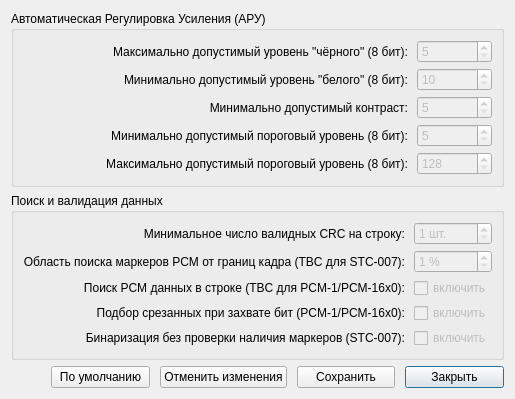
Qt form fine_bin_set.ui (Fagear/SDVPCMdecoder) before a commit.
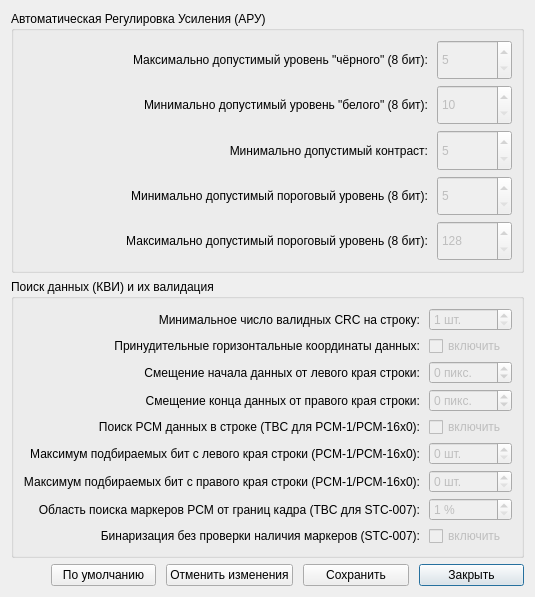
The same form after that commit.

The edit to the form file:
```diff
--- a/fine_bin_set.ui
+++ b/fine_bin_set.ui
@@ -7,7 +7,7 @@
     <x>0</x>
     <y>0</y>
     <width>500</width>
-    <height>374</height>
+    <height>597</height>
    </rect>
   </property>
   <property name="windowTitle">
@@ -312,7 +312,7 @@
       </sizepolicy>
      </property>
      <property name="title">
-      <string>Поиск и валидация данных</string>
+      <string>Поиск данных (КВИ) и их валидация</string>
      </property>
      <layout class="QGridLayout" name="gridLayout_3">
       <property name="horizontalSpacing">
@@ -321,30 +321,8 @@
       <property name="verticalSpacing">
        <number>5</number>
       </property>
-      <item row="0" column="0">
-       <widget class="QLabel" name="lblMinValidCRC">
-        <property name="sizePolicy">
-         <sizepolicy hsizetype="MinimumExpanding" vsizetype="Minimum">
-          <horstretch>0</horstretch>
-          <verstretch>0</verstretch>
-         </sizepolicy>
-        </property>
-        <property name="toolTip">
-         <string>Минимальное число соседних валидных CRC при полном переборе пороговых уровней для признания строки валидной</string>
-        </property>
-        <property name="whatsThis">
-         <string>Минимальное число соседних валидных CRC при полном переборе пороговых уровней для признания строки валидной</string>
-        </property>
-        <property name="text">
-         <string>Минимальное число валидных CRC на строку:</string>
-        </property>
-        <property name="alignment">
-         <set>Qt::AlignRight|Qt::AlignTrailing|Qt::AlignVCenter</set>
-        </property>
-       </widget>
-      </item>
-      <item row="0" column="1">
-       <widget class="QSpinBox" name="spbMinValidCRC">
+      <item row="5" column="1">
+       <widget class="QSpinBox" name="spbPickLeft">
         <property name="enabled">
          <bool>false</bool>
         </property>
@@ -361,111 +339,20 @@
          </size>
         </property>
         <property name="toolTip">
-         <string>Минимальное число соседних валидных CRC при полном переборе пороговых уровней для признания строки валидной</string>
+         <string>Максимально разрешённое количество бит данных, которое будет подобрано перебором с левого края строки при обнаружении обрезания полезных данных краем кадра</string>
         </property>
         <property name="whatsThis">
-         <string>Минимальное число соседних валидных CRC при полном переборе пороговых уровней для признания строки валидной</string>
+         <string>Максимально разрешённое количество бит данных, которое будет подобрано перебором с левого края строки при обнаружении обрезания полезных данных краем кадра</string>
         </property>
         <property name="suffix">
          <string> шт.</string>
         </property>
-        <property name="minimum">
-         <number>1</number>
-        </property>
         <property name="maximum">
-         <number>50</number>
+         <number>7</number>
         </property>
        </widget>
       </item>
-      <item row="3" column="0">
-       <widget class="QLabel" name="lblBitPicker">
-        <property name="sizePolicy">
-         <sizepolicy hsizetype="MinimumExpanding" vsizetype="Minimum">
-          <horstretch>0</horstretch>
-          <verstretch>0</verstretch>
-         </sizepolicy>
-        </property>
-        <property name="toolTip">
-         <string>Включить попытки подбора отрезанных слева или справа бит до схождения CRC</string>
-        </property>
-        <property name="whatsThis">
-         <string>&lt;html&gt;&lt;head/&gt;&lt;body&gt;&lt;p&gt;Во время захвата видео края кадра (слева или справа) могут быть обрезаны. Данная настройка позволяет включить попытки подбора отрезанных бит до схождения CRC.&lt;/p&gt;&lt;p&gt;Позволяет компенсировать срезанные во время захвата видео края кадра, но может привести к ложно-позитивным CRC, &amp;quot;сломанным&amp;quot; блокам и щелчкам.&lt;/p&gt;&lt;/body&gt;&lt;/html&gt;</string>
-        </property>
-        <property name="text">
-         <string>Подбор срезанных при захвате бит (PCM-1/PCM-16x0):</string>
-        </property>
-        <property name="alignment">
-         <set>Qt::AlignRight|Qt::AlignTrailing|Qt::AlignVCenter</set>
-        </property>
-       </widget>
-      </item>
-      <item row="2" column="1">
-       <widget class="QCheckBox" name="cbxCoordSearch">
-        <property name="enabled">
-         <bool>false</bool>
-        </property>
-        <property name="sizePolicy">
-         <sizepolicy hsizetype="Minimum" vsizetype="MinimumExpanding">
-          <horstretch>0</horstretch>
-          <verstretch>0</verstretch>
-         </sizepolicy>
-        </property>
-        <property name="toolTip">
-         <string>Включение автоматического определения начала и конца PCM данных, может привести к ошибкам и щелчкам из-за коллизий CRC</string>
-        </property>
-        <property name="whatsThis">
-         <string>&lt;html&gt;&lt;head/&gt;&lt;body&gt;&lt;p&gt;В форматах PCM-1 и PCM-16x0 нет маркеров для обнаружения положения PCM данных по горизонтали кадра, поэтому поиск данных может быть осуществлён только перебором смещений от краёв кадра.&lt;/p&gt;&lt;p&gt;Включение этой настройки позволяет автоматически определить начало и конец PCM данных, но может привести к ошибкам и щелчкам из-за коллизий CRC.&lt;/p&gt;&lt;/body&gt;&lt;/html&gt;</string>
-        </property>
-        <property name="text">
-         <string>включить</string>
-        </property>
-       </widget>
-      </item>
-      <item row="3" column="1">
-       <widget class="QCheckBox" name="cbxBitPicker">
-        <property name="enabled">
-         <bool>false</bool>
-        </property>
-        <property name="sizePolicy">
-         <sizepolicy hsizetype="Minimum" vsizetype="MinimumExpanding">
-          <horstretch>0</horstretch>
-          <verstretch>0</verstretch>
-         </sizepolicy>
-        </property>
-        <property name="toolTip">
-         <string>Включить попытки подбора отрезанных слева или справа бит до схождения CRC</string>
-        </property>
-        <property name="whatsThis">
-         <string>&lt;html&gt;&lt;head/&gt;&lt;body&gt;&lt;p&gt;Во время захвата видео края кадра (слева или справа) могут быть обрезаны. Данная настройка позволяет включить попытки подбора отрезанных бит до схождения CRC.&lt;/p&gt;&lt;p&gt;Позволяет компенсировать срезанные во время захвата видео края кадра, но может привести к ложно-позитивным CRC, &amp;quot;сломанным&amp;quot; блокам и щелчкам.&lt;/p&gt;&lt;/body&gt;&lt;/html&gt;</string>
-        </property>
-        <property name="text">
-         <string>включить</string>
-        </property>
-       </widget>
-      </item>
-      <item row="2" column="0">
-       <widget class="QLabel" name="lblCoordSearch">
-        <property name="sizePolicy">
-         <sizepolicy hsizetype="MinimumExpanding" vsizetype="Minimum">
-          <horstretch>0</horstretch>
-          <verstretch>0</verstretch>
-         </sizepolicy>
-        </property>
-        <property name="toolTip">
-         <string>Включение автоматического определения начала и конца PCM данных, может привести к ошибкам и щелчкам из-за коллизий CRC</string>
-        </property>
-        <property name="whatsThis">
-         <string>&lt;html&gt;&lt;head/&gt;&lt;body&gt;&lt;p&gt;В форматах PCM-1 и PCM-16x0 нет маркеров для обнаружения положения PCM данных по горизонтали кадра, поэтому поиск данных может быть осуществлён только перебором смещений от краёв кадра.&lt;/p&gt;&lt;p&gt;Включение этой настройки позволяет автоматически определить начало и конец PCM данных, но может привести к ошибкам и щелчкам из-за коллизий CRC.&lt;/p&gt;&lt;/body&gt;&lt;/html&gt;</string>
-        </property>
-        <property name="text">
-         <string>Поиск PCM данных в строке (TBC для PCM-1/PCM-16x0):</string>
-        </property>
-        <property name="alignment">
-         <set>Qt::AlignRight|Qt::AlignTrailing|Qt::AlignVCenter</set>
-        </property>
-       </widget>
-      </item>
-      <item row="1" column="1">
+      <item row="7" column="1">
        <widget class="QSpinBox" name="spbSearchWidth">
         <property name="enabled">
          <bool>false</bool>
@@ -499,7 +386,7 @@
         </property>
        </widget>
       </item>
-      <item row="1" column="0">
+      <item row="7" column="0">
        <widget class="QLabel" name="lblSearchWidth">
         <property name="sizePolicy">
          <sizepolicy hsizetype="MinimumExpanding" vsizetype="Minimum">
@@ -521,7 +408,260 @@
         </property>
        </widget>
       </item>
+      <item row="5" column="0">
+       <widget class="QLabel" name="lblPickLeft">
+        <property name="sizePolicy">
+         <sizepolicy hsizetype="MinimumExpanding" vsizetype="Minimum">
+          <horstretch>0</horstretch>
+          <verstretch>0</verstretch>
+         </sizepolicy>
+        </property>
+        <property name="toolTip">
+         <string>Максимально разрешённое количество бит данных, которое будет подобрано перебором с левого края строки при обнаружении обрезания полезных данных краем кадра</string>
+        </property>
+        <property name="whatsThis">
+         <string>Максимально разрешённое количество бит данных, которое будет подобрано перебором с левого края строки при обнаружении обрезания полезных данных краем кадра</string>
+        </property>
+        <property name="text">
+         <string>Максимум подбираемых бит с левого края строки (PCM-1/PCM-16x0):</string>
+        </property>
+        <property name="alignment">
+         <set>Qt::AlignRight|Qt::AlignTrailing|Qt::AlignVCenter</set>
+        </property>
+       </widget>
+      </item>
+      <item row="6" column="1">
+       <widget class="QSpinBox" name="spbPickRight">
+        <property name="enabled">
+         <bool>false</bool>
+        </property>
+        <property name="sizePolicy">
+         <sizepolicy hsizetype="Minimum" vsizetype="MinimumExpanding">
+          <horstretch>0</horstretch>
+          <verstretch>0</verstretch>
+         </sizepolicy>
+        </property>
+        <property name="minimumSize">
+         <size>
+          <width>75</width>
+          <height>0</height>
+         </size>
+        </property>
+        <property name="toolTip">
+         <string>Максимально разрешённое количество бит данных, которое будет подобрано перебором с правого края строки при обнаружении обрезания полезных данных краем кадра</string>
+        </property>
+        <property name="whatsThis">
+         <string>Максимально разрешённое количество бит данных, которое будет подобрано перебором с правого края строки при обнаружении обрезания полезных данных краем кадра</string>
+        </property>
+        <property name="suffix">
+         <string> шт.</string>
+        </property>
+        <property name="maximum">
+         <number>5</number>
+        </property>
+       </widget>
+      </item>
+      <item row="1" column="1">
+       <widget class="QCheckBox" name="cbxForceCoords">
+        <property name="enabled">
+         <bool>false</bool>
+        </property>
+        <property name="sizePolicy">
+         <sizepolicy hsizetype="Minimum" vsizetype="MinimumExpanding">
+          <horstretch>0</horstretch>
+          <verstretch>0</verstretch>
+         </sizepolicy>
+        </property>
+        <property name="toolTip">
+         <string>Запрет автоматического поиска данных по горизонтали и задание координат вручную</string>
+        </property>
+        <property name="whatsThis">
+         <string>Запрет автоматического поиска данных по горизонтали и задание координат вручную</string>
+        </property>
+        <property name="text">
+         <string>включить</string>
+        </property>
+       </widget>
+      </item>
+      <item row="1" column="0">
+       <widget class="QLabel" name="lblForceCoords">
+        <property name="sizePolicy">
+         <sizepolicy hsizetype="MinimumExpanding" vsizetype="Minimum">
+          <horstretch>0</horstretch>
+          <verstretch>0</verstretch>
+         </sizepolicy>
+        </property>
+        <property name="toolTip">
+         <string>Запрет автоматического поиска данных по горизонтали и задание координат вручную</string>
+        </property>
+        <property name="whatsThis">
+         <string>Запрет автоматического поиска данных по горизонтали и задание координат вручную</string>
+        </property>
+        <property name="text">
+         <string>Принудительные горизонтальные координаты данных:</string>
+        </property>
+        <property name="alignment">
+         <set>Qt::AlignRight|Qt::AlignTrailing|Qt::AlignVCenter</set>
+        </property>
+       </widget>
+      </item>
+      <item row="2" column="1">
+       <widget class="QSpinBox" name="spbLeftDataOfs">
+        <property name="enabled">
+         <bool>false</bool>
+        </property>
+        <property name="sizePolicy">
+         <sizepolicy hsizetype="Minimum" vsizetype="MinimumExpanding">
+          <horstretch>0</horstretch>
+          <verstretch>0</verstretch>
+         </sizepolicy>
+        </property>
+        <property name="minimumSize">
+         <size>
+          <width>75</width>
+          <height>0</height>
+         </size>
+        </property>
+        <property name="toolTip">
+         <string>Заданное вручную смещение координаты начала данных по горизонтали (положительное - смещение к центру строки, отрицательное - за край строки)</string>
+        </property>
+        <property name="whatsThis">
+         <string>Заданное вручную смещение координаты начала данных по горизонтали (положительное - смещение к центру строки, отрицательное - за край строки)</string>
+        </property>
+        <property name="suffix">
+         <string> пикс.</string>
+        </property>
+        <property name="minimum">
+         <number>-75</number>
+        </property>
+        <property name="maximum">
+         <number>75</number>
+        </property>
+       </widget>
+      </item>
+      <item row="6" column="0">
+       <widget class="QLabel" name="lblPickRight">
+        <property name="sizePolicy">
+         <sizepolicy hsizetype="MinimumExpanding" vsizetype="Minimum">
+          <horstretch>0</horstretch>
+          <verstretch>0</verstretch>
+         </sizepolicy>
+        </property>
+        <property name="toolTip">
+         <string>Максимально разрешённое количество бит данных, которое будет подобрано перебором с правого края строки при обнаружении обрезания полезных данных краем кадра</string>
+        </property>
+        <property name="whatsThis">
+         <string>Максимально разрешённое количество бит данных, которое будет подобрано перебором с правого края строки при обнаружении обрезания полезных данных краем кадра</string>
+        </property>
+        <property name="text">
+         <string>Максимум подбираемых бит с правого края строки (PCM-1/PCM-16x0):</string>
+        </property>
+        <property name="alignment">
+         <set>Qt::AlignRight|Qt::AlignTrailing|Qt::AlignVCenter</set>
+        </property>
+       </widget>
+      </item>
+      <item row="0" column="1">
+       <widget class="QSpinBox" name="spbMinValidCRC">
+        <property name="enabled">
+         <bool>false</bool>
+        </property>
+        <property name="sizePolicy">
+         <sizepolicy hsizetype="Minimum" vsizetype="MinimumExpanding">
+          <horstretch>0</horstretch>
+          <verstretch>0</verstretch>
+         </sizepolicy>
+        </property>
+        <property name="minimumSize">
+         <size>
+          <width>75</width>
+          <height>0</height>
+         </size>
+        </property>
+        <property name="toolTip">
+         <string>Минимальное число соседних валидных CRC при полном переборе пороговых уровней для признания строки валидной</string>
+        </property>
+        <property name="whatsThis">
+         <string>Минимальное число соседних валидных CRC при полном переборе пороговых уровней для признания строки валидной</string>
+        </property>
+        <property name="suffix">
+         <string> шт.</string>
+        </property>
+        <property name="minimum">
+         <number>1</number>
+        </property>
+        <property name="maximum">
+         <number>50</number>
+        </property>
+       </widget>
+      </item>
+      <item row="0" column="0">
+       <widget class="QLabel" name="lblMinValidCRC">
+        <property name="sizePolicy">
+         <sizepolicy hsizetype="MinimumExpanding" vsizetype="Minimum">
+          <horstretch>0</horstretch>
+          <verstretch>0</verstretch>
+         </sizepolicy>
+        </property>
+        <property name="toolTip">
+         <string>Минимальное число соседних валидных CRC при полном переборе пороговых уровней для признания строки валидной</string>
+        </property>
+        <property name="whatsThis">
+         <string>Минимальное число соседних валидных CRC при полном переборе пороговых уровней для признания строки валидной</string>
+        </property>
+        <property name="text">
+         <string>Минимальное число валидных CRC на строку:</string>
+        </property>
+        <property name="alignment">
+         <set>Qt::AlignRight|Qt::AlignTrailing|Qt::AlignVCenter</set>
+        </property>
+       </widget>
+      </item>
       <item row="4" column="1">
+       <widget class="QCheckBox" name="cbxCoordSearch">
+        <property name="enabled">
+         <bool>false</bool>
+        </property>
+        <property name="sizePolicy">
+         <sizepolicy hsizetype="Minimum" vsizetype="MinimumExpanding">
+          <horstretch>0</horstretch>
+          <verstretch>0</verstretch>
+         </sizepolicy>
+        </property>
+        <property name="toolTip">
+         <string>Включение автоматического определения начала и конца PCM данных, может привести к ошибкам и щелчкам из-за коллизий CRC</string>
+        </property>
+        <property name="whatsThis">
+         <string>&lt;html&gt;&lt;head/&gt;&lt;body&gt;&lt;p&gt;В форматах PCM-1 и PCM-16x0 нет маркеров для обнаружения положения PCM данных по горизонтали кадра, поэтому поиск данных может быть осуществлён только перебором смещений от краёв кадра.&lt;/p&gt;&lt;p&gt;Включение этой настройки позволяет автоматически определить начало и конец PCM данных, но может привести к ошибкам и щелчкам из-за коллизий CRC.&lt;/p&gt;&lt;/body&gt;&lt;/html&gt;</string>
+        </property>
+        <property name="text">
+         <string>включить</string>
+        </property>
+       </widget>
+      </item>
+      <item row="4" column="0">
+       <widget class="QLabel" name="lblCoordSearch">
+        <property name="sizePolicy">
+         <sizepolicy hsizetype="MinimumExpanding" vsizetype="Minimum">
+          <horstretch>0</horstretch>
+          <verstretch>0</verstretch>
+         </sizepolicy>
+        </property>
+        <property name="toolTip">
+         <string>Включение автоматического определения начала и конца PCM данных, может привести к ошибкам и щелчкам из-за коллизий CRC</string>
+        </property>
+        <property name="whatsThis">
+         <string>&lt;html&gt;&lt;head/&gt;&lt;body&gt;&lt;p&gt;В форматах PCM-1 и PCM-16x0 нет маркеров для обнаружения положения PCM данных по горизонтали кадра, поэтому поиск данных может быть осуществлён только перебором смещений от краёв кадра.&lt;/p&gt;&lt;p&gt;Включение этой настройки позволяет автоматически определить начало и конец PCM данных, но может привести к ошибкам и щелчкам из-за коллизий CRC.&lt;/p&gt;&lt;/body&gt;&lt;/html&gt;</string>
+        </property>
+        <property name="text">
+         <string>Поиск PCM данных в строке (TBC для PCM-1/PCM-16x0):</string>
+        </property>
+        <property name="alignment">
+         <set>Qt::AlignRight|Qt::AlignTrailing|Qt::AlignVCenter</set>
+        </property>
+       </widget>
+      </item>
+      <item row="8" column="1">
        <widget class="QCheckBox" name="cbxAllowNoMarker">
         <property name="enabled">
          <bool>false</bool>
@@ -543,8 +683,8 @@
         </property>
        </widget>
       </item>
-      <item row="4" column="0">
-       <widget class="QLabel" name="label">
+      <item row="8" column="0">
+       <widget class="QLabel" name="lblAllowNoMarker">
         <property name="sizePolicy">
          <sizepolicy hsizetype="MinimumExpanding" vsizetype="Minimum">
           <horstretch>0</horstretch>
@@ -565,6 +705,84 @@
         </property>
        </widget>
       </item>
+      <item row="3" column="1">
+       <widget class="QSpinBox" name="spbRightDataOfs">
+        <property name="enabled">
+         <bool>false</bool>
+        </property>
+        <property name="sizePolicy">
+         <sizepolicy hsizetype="Minimum" vsizetype="MinimumExpanding">
+          <horstretch>0</horstretch>
+          <verstretch>0</verstretch>
+         </sizepolicy>
+        </property>
+        <property name="minimumSize">
+         <size>
+          <width>75</width>
+          <height>0</height>
+         </size>
+        </property>
+        <property name="toolTip">
+         <string>Заданное вручную смещение координаты конца данных по горизонтали (положительное - смещение к центру строки, отрицательное - за край строки)</string>
+        </property>
+        <property name="whatsThis">
+         <string>Заданное вручную смещение координаты конца данных по горизонтали (положительное - смещение к центру строки, отрицательное - за край строки)</string>
+        </property>
+        <property name="suffix">
+         <string> пикс.</string>
+        </property>
+        <property name="minimum">
+         <number>-250</number>
+        </property>
+        <property name="maximum">
+         <number>100</number>
+        </property>
+       </widget>
+      </item>
+      <item row="2" column="0">
+       <widget class="QLabel" name="lblLeftDataOfs">
+        <property name="sizePolicy">
+         <sizepolicy hsizetype="MinimumExpanding" vsizetype="Minimum">
+          <horstretch>0</horstretch>
+          <verstretch>0</verstretch>
+         </sizepolicy>
+        </property>
+        <property name="toolTip">
+         <string>Заданное вручную смещение координаты начала данных по горизонтали (положительное - смещение к центру строки, отрицательное - за край строки)</string>
+        </property>
+        <property name="whatsThis">
+         <string>Заданное вручную смещение координаты начала данных по горизонтали (положительное - смещение к центру строки, отрицательное - за край строки)</string>
+        </property>
+        <property name="text">
+         <string>Смещение начала данных от левого края строки:</string>
+        </property>
+        <property name="alignment">
+         <set>Qt::AlignRight|Qt::AlignTrailing|Qt::AlignVCenter</set>
+        </property>
+       </widget>
+      </item>
+      <item row="3" column="0">
+       <widget class="QLabel" name="lblRightDataOfs">
+        <property name="sizePolicy">
+         <sizepolicy hsizetype="MinimumExpanding" vsizetype="Minimum">
+          <horstretch>0</horstretch>
+          <verstretch>0</verstretch>
+         </sizepolicy>
+        </property>
+        <property name="toolTip">
+         <string>Заданное вручную смещение координаты конца данных по горизонтали (положительное - смещение к центру строки, отрицательное - за край строки)</string>
+        </property>
+        <property name="whatsThis">
+         <string>Заданное вручную смещение координаты конца данных по горизонтали (положительное - смещение к центру строки, отрицательное - за край строки)</string>
+        </property>
+        <property name="text">
+         <string>Смещение конца данных от правого края строки:</string>
+        </property>
+        <property name="alignment">
+         <set>Qt::AlignRight|Qt::AlignTrailing|Qt::AlignVCenter</set>
+        </property>
+       </widget>
+      </item>
      </layout>
     </widget>
    </item>
```
Left out of the diff: 10 changed lines with no effect on the pictures.
